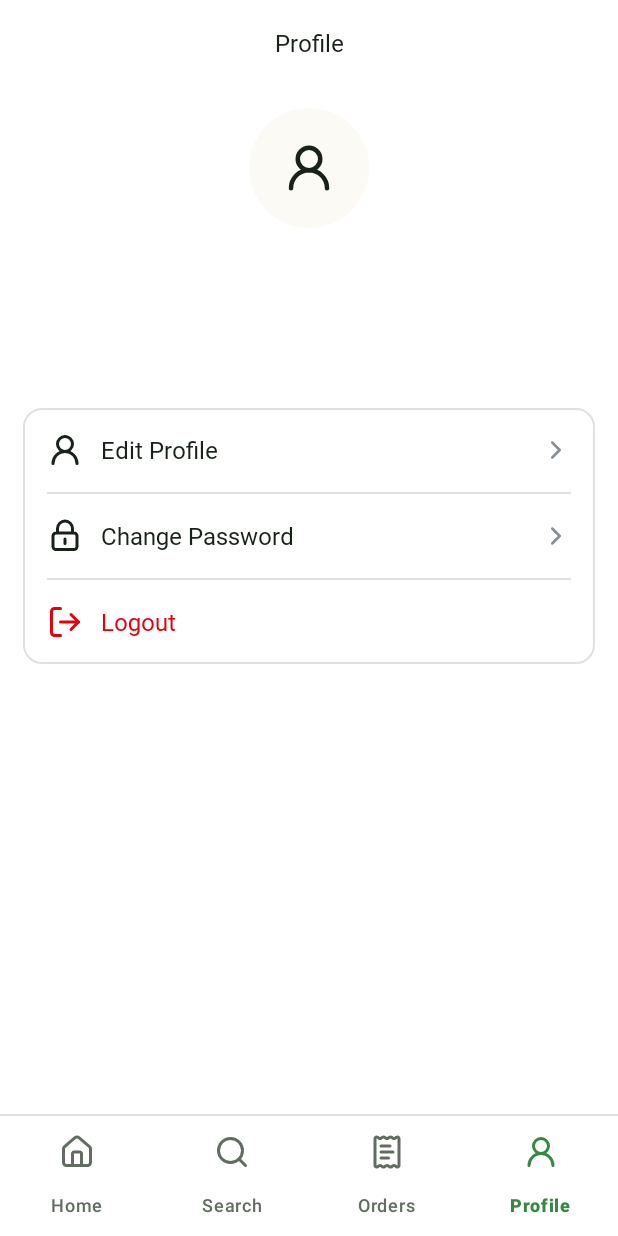
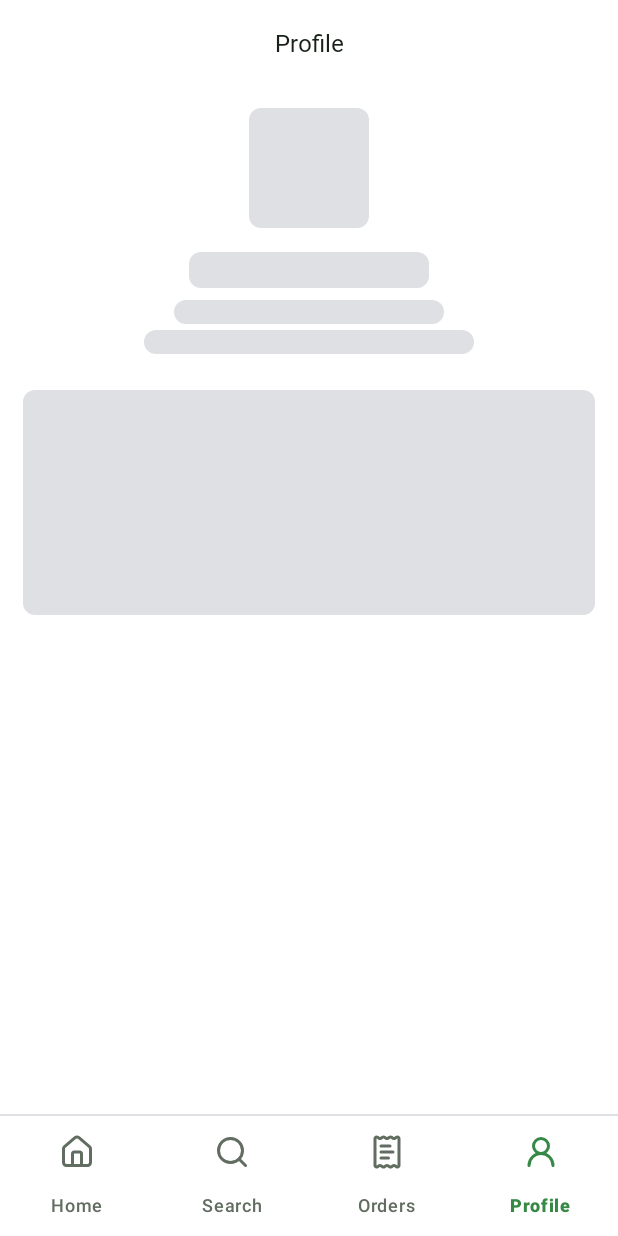
Before and after one commit to 3175-Android-Project/FoodWastageReductionApp, an Android app: the CustomerProfileActivity screen opened directly, with no data from a screen before it, on a phone screen of 412 x 824 dp. Run offline under Robolectric (Android 15) with nearby library versions, the phone set to English and light mode, and no system bars; our stand-ins replace Room's generated code, Shimmer; pictures from the network do not load; 1 statement that could not run was skipped.

Commit message:
Add shimmer loading state and user caching to customer profile screen

```diff
--- a/app/src/main/java/com/project/foodwastagereductionapp/auth/SessionManager.java
+++ b/app/src/main/java/com/project/foodwastagereductionapp/auth/SessionManager.java
@@ -6,6 +6,7 @@ import com.project.foodwastagereductionapp.customer.CartManager;
 import com.project.foodwastagereductionapp.customer.CustomerBrowseActivity;
 import com.project.foodwastagereductionapp.customer.CustomerHomeActivity;
 import com.project.foodwastagereductionapp.customer.CustomerOrderActivity;
+import com.project.foodwastagereductionapp.customer.CustomerProfileActivity;
 import com.project.foodwastagereductionapp.manager.ManagerDashboardActivity;
 
 /** Identity stays in preferences; private cached data belongs to one session generation. */
@@ -46,6 +47,7 @@ public final class SessionManager {
         CustomerHomeActivity.invalidateCache();
         CustomerOrderActivity.invalidateCache();
         CustomerBrowseActivity.invalidateCache();
+        CustomerProfileActivity.invalidateCache();
         ManagerDashboardActivity.invalidateCache();
     }
     public static final class Snapshot {
--- a/app/src/main/java/com/project/foodwastagereductionapp/customer/CustomerProfileActivity.java
+++ b/app/src/main/java/com/project/foodwastagereductionapp/customer/CustomerProfileActivity.java
@@ -1,11 +1,4 @@
 package com.project.foodwastagereductionapp.customer;
-
-import com.project.foodwastagereductionapp.data.FoodItem;
-import com.project.foodwastagereductionapp.data.CartItem;
-import com.project.foodwastagereductionapp.data.Order;
-import com.project.foodwastagereductionapp.data.OrderStatus;
-import com.project.foodwastagereductionapp.data.AppNotification;
-
 
 import android.content.Intent;
 import android.os.Bundle;
@@ -19,12 +12,12 @@ import androidx.core.graphics.Insets;
 import androidx.core.view.ViewCompat;
 import androidx.core.view.WindowInsetsCompat;
 
+import com.facebook.shimmer.ShimmerFrameLayout;
 import com.google.android.material.bottomnavigation.BottomNavigationView;
-import com.project.foodwastagereductionapp.MainActivity;
 import com.project.foodwastagereductionapp.R;
 import com.project.foodwastagereductionapp.auth.AuthNavigator;
+import com.project.foodwastagereductionapp.auth.AuthTasks;
 import com.project.foodwastagereductionapp.auth.ChangePasswordActivity;
-import com.project.foodwastagereductionapp.auth.AuthTasks;
 import com.project.foodwastagereductionapp.auth.SessionManager;
 import com.project.foodwastagereductionapp.data.AppDatabaseHelper;
 import com.project.foodwastagereductionapp.data.User;
@@ -32,6 +25,14 @@ import com.project.foodwastagereductionapp.ui.ConfirmationDialog;
 
 public class CustomerProfileActivity extends AppCompatActivity {
 
+    private static User cachedUser = null;
+
+    public static void invalidateCache() {
+        cachedUser = null;
+    }
+
+    private ShimmerFrameLayout shimmerViewContainer;
+    private View scrollContent;
     private TextView txtCustomerName, txtEmail, txtAddress;
 
     @Override
@@ -44,6 +45,10 @@ public class CustomerProfileActivity extends AppCompatActivity {
             v.setPadding(bars.left, bars.top, bars.right, bars.bottom);
             return insets;
         });
+
+        shimmerViewContainer = findViewById(R.id.shimmerViewContainer);
+        scrollContent = findViewById(R.id.scrollContent);
+
         // Header title
         TextView txtHeaderTitle = findViewById(R.id.txtHeaderTitle);
         txtHeaderTitle.setText(R.string.txtProfile);
@@ -100,15 +105,57 @@ public class CustomerProfileActivity extends AppCompatActivity {
     }
 
     private void showProfile() {
+        SessionManager session = new SessionManager(this);
+        SessionManager.Snapshot snapshot = session.snapshot();
+        long userId = snapshot.userId;
+
+        View editProfile = findViewById(R.id.layoutEditProfile);
         View changePassword = findViewById(R.id.layoutChangePassword);
+
+        boolean isColdLoad = (cachedUser == null || cachedUser.id != userId);
+
+        if (isColdLoad) {
+            shimmerViewContainer.setVisibility(View.VISIBLE);
+            shimmerViewContainer.startShimmer();
+            scrollContent.setVisibility(View.GONE);
+            editProfile.setEnabled(false);
             changePassword.setEnabled(false);
-        long userId = new SessionManager(this).getUserId();
-        AuthTasks.run(this, null, () -> AppDatabaseHelper.getInstance(this).getUser(userId), user -> {
-            if (user == null || !user.emailVerified || !User.CUSTOMER.equals(user.role)) {
+        } else {
+            shimmerViewContainer.stopShimmer();
+            shimmerViewContainer.setVisibility(View.GONE);
+            scrollContent.setVisibility(View.VISIBLE);
+            bindProfile(cachedUser);
+            editProfile.setEnabled(true);
+            changePassword.setEnabled(true);
+        }
+
+        long startTime = System.currentTimeMillis();
+        AppDatabaseHelper db = AppDatabaseHelper.getInstance(this);
+        AuthTasks.run(this, null, () -> {
+            User user = db.getUser(userId);
+            if (user == null || !user.emailVerified || !User.CUSTOMER.equals(user.role)) return null;
+            return user;
+        }, user -> {
+            if (user == null) {
                 AuthNavigator.logout(this);
                 return;
             }
+            cachedUser = user;
+            long elapsed = System.currentTimeMillis() - startTime;
+            long delay = isColdLoad ? Math.max(0, 350 - elapsed) : 0;
+            new android.os.Handler(android.os.Looper.getMainLooper()).postDelayed(() -> {
+                if (isFinishing() || isDestroyed() || !session.isCurrent(snapshot)) return;
+                shimmerViewContainer.stopShimmer();
+                shimmerViewContainer.setVisibility(View.GONE);
+                scrollContent.setVisibility(View.VISIBLE);
+                bindProfile(user);
+                editProfile.setEnabled(true);
                 changePassword.setEnabled(true);
+            }, delay);
+        });
+    }
+
+    private void bindProfile(User user) {
         com.project.foodwastagereductionapp.profile.ProfilePhotoStore.show(
                 findViewById(R.id.imgAvatar), user.profilePhotoUri);
         txtCustomerName.setText(user.fullName);
@@ -120,7 +167,6 @@ public class CustomerProfileActivity extends AppCompatActivity {
             txtAddress.setText(getString(R.string.profileLocation,
                     user.city, user.province, user.postalCode));
         }
-        });
     }
 
     private void confirmLogout() {
@@ -137,5 +183,4 @@ public class CustomerProfileActivity extends AppCompatActivity {
         overridePendingTransition(0, 0);
         finish();
     }
-
 }
--- a/app/src/main/res/layout/activity_customer_profile.xml
+++ b/app/src/main/res/layout/activity_customer_profile.xml
@@ -213,6 +213,21 @@
         </LinearLayout>
     </androidx.core.widget.NestedScrollView>
 
+    <!-- Shimmer Skeleton Loading State -->
+    <com.facebook.shimmer.ShimmerFrameLayout
+        android:id="@+id/shimmerViewContainer"
+        android:layout_width="0dp"
+        android:layout_height="0dp"
+        app:layout_constraintTop_toBottomOf="@id/header"
+        app:layout_constraintBottom_toTopOf="@id/navDivider"
+        app:layout_constraintStart_toStartOf="parent"
+        app:layout_constraintEnd_toEndOf="parent"
+        app:shimmer_duration="1000">
+
+        <include layout="@layout/layout_skeleton_customer_profile" />
+
+    </com.facebook.shimmer.ShimmerFrameLayout>
+
     <View
         android:id="@+id/navDivider"
         android:layout_width="0dp"
--- /dev/null
+++ b/app/src/main/res/layout/layout_skeleton_customer_profile.xml
@@ -0,0 +1,43 @@
+<?xml version="1.0" encoding="utf-8"?>
+<LinearLayout
+    xmlns:android="http://schemas.android.com/apk/res/android"
+    android:layout_width="match_parent"
+    android:layout_height="match_parent"
+    android:orientation="vertical"
+    android:paddingStart="@dimen/screen_padding"
+    android:paddingEnd="@dimen/screen_padding"
+    android:paddingTop="@dimen/space_lg"
+    android:paddingBottom="@dimen/space_xxl"
+    android:gravity="center_horizontal">
+
+    <View
+        android:layout_width="80dp"
+        android:layout_height="80dp"
+        android:background="@drawable/bg_skeleton" />
+
+    <View
+        android:layout_width="160dp"
+        android:layout_height="24dp"
+        android:layout_marginTop="@dimen/space_lg"
+        android:background="@drawable/bg_skeleton" />
+
+    <View
+        android:layout_width="180dp"
+        android:layout_height="16dp"
+        android:layout_marginTop="@dimen/space_sm"
+        android:background="@drawable/bg_skeleton" />
+
+    <View
+        android:layout_width="220dp"
+        android:layout_height="16dp"
+        android:layout_marginTop="@dimen/space_xs"
+        android:background="@drawable/bg_skeleton" />
+
+    <View
+        style="@style/Card.Default"
+        android:layout_width="match_parent"
+        android:layout_height="150dp"
+        android:layout_marginTop="@dimen/space_xl"
+        android:background="@drawable/bg_skeleton" />
+
+</LinearLayout>
```
Also changed, not shown: 1 other file. Lines whose indentation alone changed are shown as unchanged.
